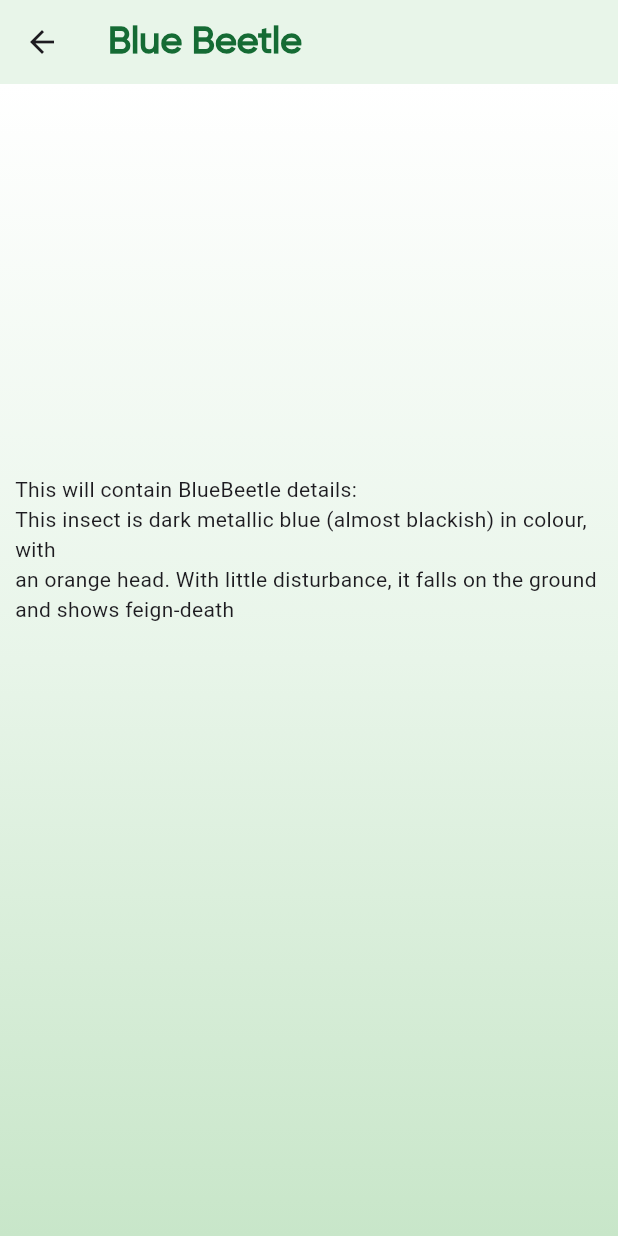
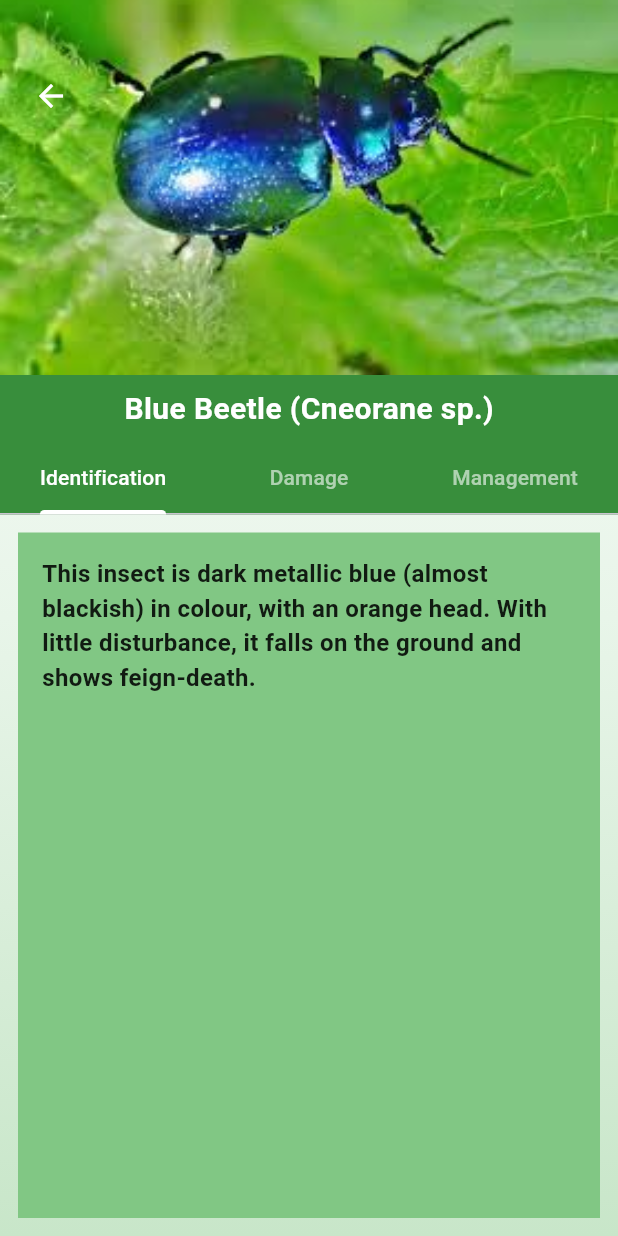
Before and after one commit to Alefiya-Rajgarh/Soybean_Gyan, a Flutter app: the BlueBeetle screen opened directly, on a phone screen of 412 x 824 dp. Run offline on Flutter 3.47's test engine with Material 3 defaults, Android fonts, the phone set to English and light mode, and no system bars; our stand-ins replace smooth_page_indicator.

Commit message:
insect rebuilt

```diff
--- a/lib/Start_app/Language_screen.dart
+++ b/lib/Start_app/Language_screen.dart
@@ -103,7 +103,7 @@ class _languageState extends State<language>
                             Text(
                               lang['script']!,
                               style: TextStyle(
-                                fontSize: 28,
+                                fontSize: 32,
                                 fontWeight: FontWeight.bold,
                                 fontFamily: "Gilroy Regular",
                                 color: Color(0xFF156B34),
@@ -112,7 +112,7 @@ class _languageState extends State<language>
                             const SizedBox(height: 8),
                             Text(
                               lang['label']!,
-                              style: TextStyle(fontSize: 15, fontFamily: "Gilroy Regular", fontWeight: FontWeight.w500),
+                              style: TextStyle(fontSize: 20, fontFamily: "Gilroy Regular", fontWeight: FontWeight.w500),
                             ),
                             if (isSelected)
                               const Icon(
--- a/lib/main_screens/Home/insect_management.dart
+++ b/lib/main_screens/Home/insect_management.dart
@@ -8,9 +8,11 @@ class InsectPage extends StatefulWidget {
 }
 
 class _InsectPageState extends State<InsectPage> {
-
   final List<Map<String, String>> insects = [
-    {"name": "Blue Beetle", "image": "assets/images/Insect manage/blue beetle.jpg"},
+    {
+      "name": "Blue Beetle",
+      "image": "assets/images/Insect manage/blue beetle.jpg",
+    },
     {"name": "Insects", "image": "assets/images/Insect manage/insect.png"},
     // {"title": "Smart Soy", "image": "assets/images/Smart Soy/Smart_Soy.png"},
     // {"title": "Soy Food", "image": "assets/images/Soy Food/soyFood.png"},
@@ -28,29 +30,26 @@ class _InsectPageState extends State<InsectPage> {
     final screenWidth = MediaQuery.of(context).size.width;
     return Scaffold(
       appBar: AppBar(
-        title: Text("Insect Management", style: const TextStyle(
+        title: Text(
+          "Insect Management",
+          style: const TextStyle(
             color: Color(0xFF156B34),
             fontWeight: FontWeight.w700,
             fontFamily: "Gilroy Heading",
             fontSize: 25,
           ),
         ),
-        backgroundColor: Color(0xFFE8F5E9)
+        backgroundColor: Color(0xFFE8F5E9),
       ),
-      body:  Container(
+      body: Container(
         decoration: BoxDecoration(
           gradient: LinearGradient(
-      colors: [
-      Colors.white,
-      Colors.green.shade50,
-      Colors.green.shade100,
-      ],
+            colors: [Colors.white, Colors.green.shade50, Colors.green.shade100],
             begin: Alignment.topCenter,
             end: Alignment.bottomCenter,
           ),
         ),
-      child:
-      ListView.builder(
+        child: ListView.builder(
           padding: EdgeInsets.all(15),
           itemCount: insects.length,
           itemBuilder: (context, index) {
@@ -58,22 +57,25 @@ class _InsectPageState extends State<InsectPage> {
             return InkWell(
               onTap: () {
                 Navigator.push(
-              context, MaterialPageRoute(
+                  context,
+                  MaterialPageRoute(
                     builder: (context) {
-                  if (index == 0) return BlueBeetle();
-                  else if(index == 1) return BiharCaterpillar();
+                      if (index == 0)
+                        return BlueBeetle();
+                      else if (index == 1)
+                        return BiharCaterpillar();
                       // else if(index == 2) return CropManage();
                       // else if (index == 3) return InsectPage();
                       // else if(index == 4) return SoyFood();
                       // else if(index == 5) return DiseaseManage();
                       // else if(index == 6) return WeedManage();
-                  else return Placeholder();
-                }
+                      else
+                        return Placeholder();
+                    },
                   ),
                 );
               },
-          child:
-            Container(
+              child: Container(
                 margin: EdgeInsets.symmetric(vertical: 8),
                 height: 200,
                 decoration: BoxDecoration(
@@ -96,7 +98,7 @@ class _InsectPageState extends State<InsectPage> {
                     fontWeight: FontWeight.bold,
                   ),
                 ),
-            )
+              ),
             );
           },
         ),
@@ -110,18 +112,22 @@ class BlueBeetle extends StatelessWidget {
 
   @override
   Widget build(BuildContext context) {
-    return Scaffold(
-      appBar: AppBar(
-          title: Text("Blue Beetle", style: const TextStyle(
-            color: Color(0xFF156B34),
-            fontWeight: FontWeight.w700,
-            fontFamily: "Gilroy Heading",
-            fontSize: 25,
-          ),
-          ),
-          backgroundColor: Color(0xFFE8F5E9)
-      ),
-      body:  Container(
+    return DefaultTabController(
+      length: 3,
+      child: Scaffold(
+        // appBar: AppBar(
+        //   title: Text(
+        //     "Blue Beetle",
+        //     style: const TextStyle(
+        //       color: Color(0xFF156B34),
+        //       fontWeight: FontWeight.w700,
+        //       fontFamily: "Gilroy Heading",
+        //       fontSize: 25,
+        //     ),
+        //   ),
+        //   backgroundColor: Color(0xFFE8F5E9),
+        // ),
+        body: Container(
           decoration: BoxDecoration(
             gradient: LinearGradient(
               colors: [
@@ -133,20 +139,104 @@ class BlueBeetle extends StatelessWidget {
               end: Alignment.bottomCenter,
             ),
           ),
-    child:Center(
-        child:Padding(
-          padding: const EdgeInsets.all(10.0),
           child: Column(
             children: [
-                SizedBox(height: 250,),
-                Text("This will contain BlueBeetle details: \n"
-                    "This insect is dark metallic blue (almost blackish) in colour, with \n"
-                    "an orange head. With little disturbance, it falls on the ground and shows feign-death"),
-              ]
+              Stack(
+                children: [
+                  Image.asset(
+                    'assets/images/Insect manage/blue beetle.jpg',
+                    width: double.infinity,
+                    height: 250,
+                    fit: BoxFit.cover,
                   ),
-        )
-    )
-      )
+                  Positioned(
+                    top: 40,
+                    left: 10,
+                    child: IconButton(
+                      icon: const Icon(Icons.arrow_back, color: Colors.white),
+                      onPressed: () {
+                        Navigator.pop(context);
+                      },
+                    ),
+                  ),
+                ],
+              ),
+              Container(
+                color: const Color(0xFF388E3C),
+                child: Column(
+                  children: [
+                    const Padding(
+                      padding: EdgeInsets.symmetric(vertical: 8.0),
+                      child: Text(
+                        'Blue Beetle (Cneorane sp.)',
+                        style: TextStyle(
+                          fontSize: 20,
+                          fontWeight: FontWeight.bold,
+                          color: Colors.white,
+                        ),
+                      ),
+                    ),
+                    const TabBar(
+                      labelColor: Colors.white,
+                      unselectedLabelColor: Colors.white60,
+                      indicatorColor: Colors.white,
+                      tabs: [
+                        Tab(text: "Identification"),
+                        Tab(text: "Damage"),
+                        Tab(text: "Management"),
+                      ],
+                    ),
+                  ],
+                ),
+              ),
+              Expanded(
+                child: TabBarView(
+                  children: [
+                    buildIdentificationTab(),
+                    buildDamageTab(),
+                    buildManagementTab(),
+                  ],
+                ),
+              ),
+            ],
+          ),
+        ),
+      ),
+    );
+  }
+
+  Widget buildIdentificationTab() {
+    return Container(
+      color: const Color(0xFF81C784),
+      margin: const EdgeInsets.all(12),
+      padding: const EdgeInsets.all(16),
+      child: const Text(
+        "This insect is dark metallic blue (almost blackish) in colour, with an orange head. "
+        "With little disturbance, it falls on the ground and shows feign-death.",
+        style: TextStyle(
+          fontSize: 16,
+          fontWeight: FontWeight.w600,
+          color: Colors.black87,
+        ),
+      ),
+    );
+  }
+
+  Widget buildDamageTab() {
+    return Center(
+      child: Text(
+        "Damage information goes here...",
+        style: TextStyle(fontSize: 16),
+      ),
+    );
+  }
+
+  Widget buildManagementTab() {
+    return Center(
+      child: Text(
+        "Management information goes here...",
+        style: TextStyle(fontSize: 16),
+      ),
     );
   }
 }
@@ -158,40 +248,37 @@ class BiharCaterpillar extends StatelessWidget {
   Widget build(BuildContext context) {
     return Scaffold(
       appBar: AppBar(
-            title: Text("Bihar Caterpillar", style: const TextStyle(
+        title: Text(
+          "Bihar Caterpillar",
+          style: const TextStyle(
             color: Color(0xFF156B34),
             fontWeight: FontWeight.w700,
             fontFamily: "Gilroy Heading",
             fontSize: 25,
           ),
         ),
-            backgroundColor: Color(0xFFE8F5E9)
+        backgroundColor: Color(0xFFE8F5E9),
       ),
-        body:  Container(
+      body: Container(
         decoration: BoxDecoration(
           gradient: LinearGradient(
-                colors: [
-                  Colors.white,
-                  Colors.green.shade50,
-                  Colors.green.shade100,
-                ],
+            colors: [Colors.white, Colors.green.shade50, Colors.green.shade100],
             begin: Alignment.topCenter,
             end: Alignment.bottomCenter,
           ),
         ),
-            child:Center(
-                child:Column(
+        child: Center(
+          child: Column(
             children: [
-                      SizedBox(height: 250,),
+              SizedBox(height: 250),
               Text("this will contain BiharCaterpillar details"),
-                    ]
-                )
-            )
-        )
+            ],
+          ),
+        ),
+      ),
     );
   }
 }
-
 
 class GridleBeetle extends StatelessWidget {
   const GridleBeetle({super.key});
```
Also changed, not shown: lib/main_screens/Home/HomePage.dart (+37 -10 lines), lib/main_screens/home_screen.dart (+13 -14 lines), 5 other files. Lines whose indentation alone changed are shown as unchanged.
